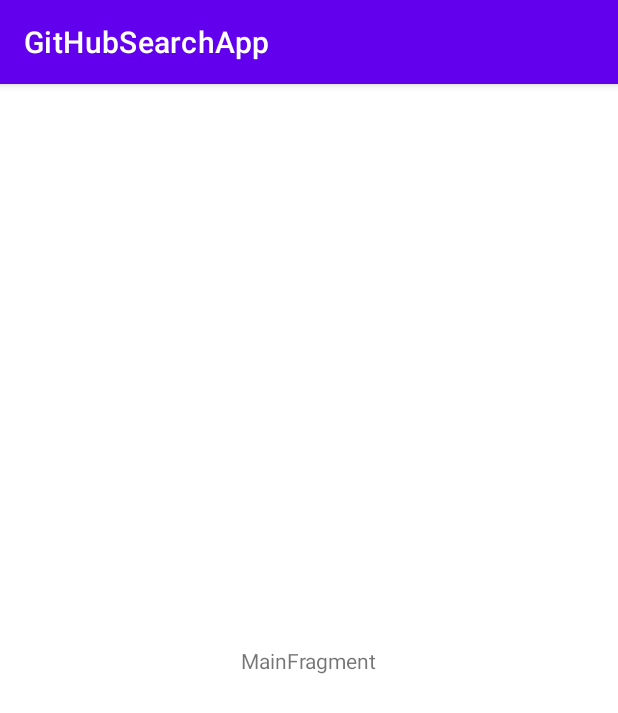
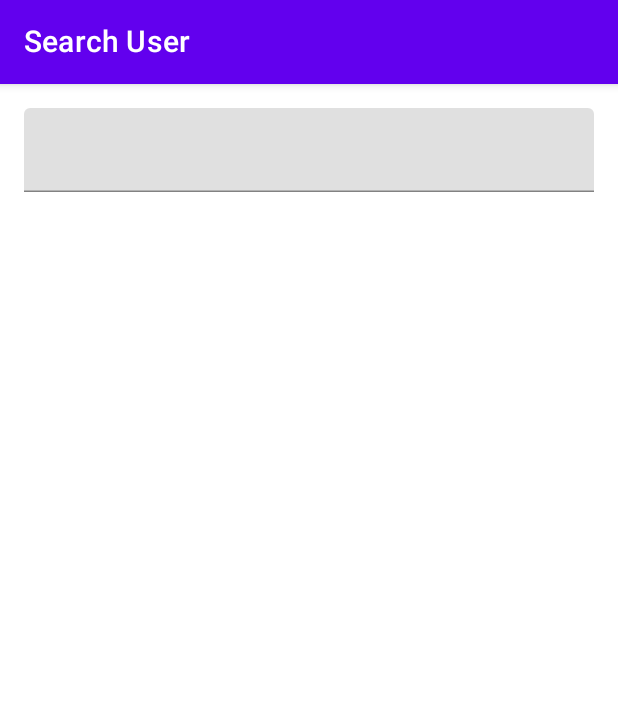
Before and after one commit to atmng/GitHubSearchApp, an Android app built with Jetpack Compose: the screen it shows after launch (SearchUserActivity), on a phone screen of 412 x 824 dp. Shown: the top 713 px of the screen. Run offline under Robolectric (Android 15) with nearby library versions, the phone set to English and light mode, and no system bars; our stand-ins replace Dagger/Hilt's generated code; network calls fail; 1 statement that could not run was skipped.

Commit message:
add: show search box

```diff
--- a/app/src/main/AndroidManifest.xml
+++ b/app/src/main/AndroidManifest.xml
@@ -17,11 +17,14 @@
         android:roundIcon="@mipmap/ic_launcher_round"
         android:supportsRtl="true"
         android:theme="@style/Theme.GitHubSearchApp"
+        tools:ignore="LockedOrientationActivity"
         tools:targetApi="31"
         >
         <activity
             android:name=".ui.search_user.SearchUserActivity"
             android:exported="true"
+            android:screenOrientation="portrait"
+            android:theme="@style/Theme.AppCompat.NoActionBar"
             >
             <intent-filter>
                 <action android:name="android.intent.action.MAIN" />
--- a/app/src/main/java/com/atmng/githubsearchapp/ui/search_user/SearchUserFragment.kt
+++ b/app/src/main/java/com/atmng/githubsearchapp/ui/search_user/SearchUserFragment.kt
@@ -4,9 +4,23 @@ import android.os.Bundle
 import android.view.LayoutInflater
 import android.view.View
 import android.view.ViewGroup
+import androidx.compose.foundation.layout.padding
+import androidx.compose.foundation.lazy.LazyColumn
+import androidx.compose.material.Scaffold
+import androidx.compose.material.Text
+import androidx.compose.material.TopAppBar
+import androidx.compose.runtime.Composable
+import androidx.compose.ui.Modifier
+import androidx.compose.ui.platform.ComposeView
+import androidx.compose.ui.platform.ViewCompositionStrategy
+import androidx.compose.ui.res.stringResource
+import androidx.compose.ui.tooling.preview.Preview
+import androidx.compose.ui.unit.dp
 import androidx.fragment.app.Fragment
 import androidx.fragment.app.viewModels
 import com.atmng.githubsearchapp.R
+import com.atmng.githubsearchapp.ui.search_user.component.SearchBar
+import com.atmng.githubsearchapp.ui.theme.GitHubSearchAppTheme
 import dagger.hilt.android.AndroidEntryPoint
 
 @AndroidEntryPoint
@@ -19,10 +33,19 @@ class SearchUserFragment : Fragment() {
     private val viewModel by viewModels<SearchUserViewModel>()
 
     override fun onCreateView(
-        inflater: LayoutInflater, container: ViewGroup?,
-        savedInstanceState: Bundle?
+        inflater: LayoutInflater,
+        container: ViewGroup?,
+        savedInstanceState: Bundle?,
     ): View {
-        return inflater.inflate(R.layout.fragment_search_user, container, false)
+        return ComposeView(requireContext()).apply {
+
+            setViewCompositionStrategy(ViewCompositionStrategy.DisposeOnViewTreeLifecycleDestroyed)
+            setContent {
+                GitHubSearchAppTheme {
+                    SearchUserScreen()
+                }
+            }
+        }
     }
 
     override fun onViewCreated(view: View, savedInstanceState: Bundle?) {
@@ -30,3 +53,30 @@ class SearchUserFragment : Fragment() {
         viewModel.searchUser("test")
     }
 }
+
+@Composable
+fun SearchUserScreen() {
+    Scaffold(
+        topBar = {
+            TopAppBar({ Text(stringResource(R.string.search_user_title)) })
+        }
+    ) { innerPadding ->
+        LazyColumn(modifier = Modifier
+            .padding(innerPadding)
+            .padding(16.dp)) {
+            item {
+                SearchBar(onSearch = {})
+            }
+        }
+
+    }
+}
+
+
+@Preview
+@Composable
+fun SearchUserScreenPreview() {
+    GitHubSearchAppTheme {
+        SearchUserScreen()
+    }
+}
--- /dev/null
+++ b/app/src/main/java/com/atmng/githubsearchapp/ui/search_user/component/SearchBar.kt
@@ -0,0 +1,39 @@
+package com.atmng.githubsearchapp.ui.search_user.component
+
+import androidx.compose.foundation.layout.fillMaxWidth
+import androidx.compose.foundation.text.KeyboardActionScope
+import androidx.compose.foundation.text.KeyboardActions
+import androidx.compose.foundation.text.KeyboardOptions
+import androidx.compose.material.TextField
+import androidx.compose.runtime.Composable
+import androidx.compose.runtime.getValue
+import androidx.compose.runtime.mutableStateOf
+import androidx.compose.runtime.remember
+import androidx.compose.runtime.setValue
+import androidx.compose.ui.Modifier
+import androidx.compose.ui.text.input.ImeAction
+import androidx.compose.ui.tooling.preview.Preview
+import com.atmng.githubsearchapp.ui.theme.GitHubSearchAppTheme
+
+@Composable
+fun SearchBar(
+    modifier: Modifier = Modifier,
+    onSearch: (KeyboardActionScope.() -> Unit)?,
+) {
+    var text by remember { mutableStateOf("") }
+    TextField(
+        modifier = modifier.fillMaxWidth(),
+        value = text,
+        onValueChange = { text = it },
+        keyboardActions = KeyboardActions(onSearch = onSearch),
+        keyboardOptions = KeyboardOptions(imeAction = ImeAction.Search)
+    )
+}
+
+@Preview
+@Composable
+fun SearchBarPreview() {
+    GitHubSearchAppTheme {
+        SearchBar(onSearch = {})
+    }
+}
--- a/app/src/main/res/values/strings.xml
+++ b/app/src/main/res/values/strings.xml
@@ -1,3 +1,4 @@
 <resources>
     <string name="app_name">GitHubSearchApp</string>
+    <string name="search_user_title">Search User</string>
 </resources>
```
